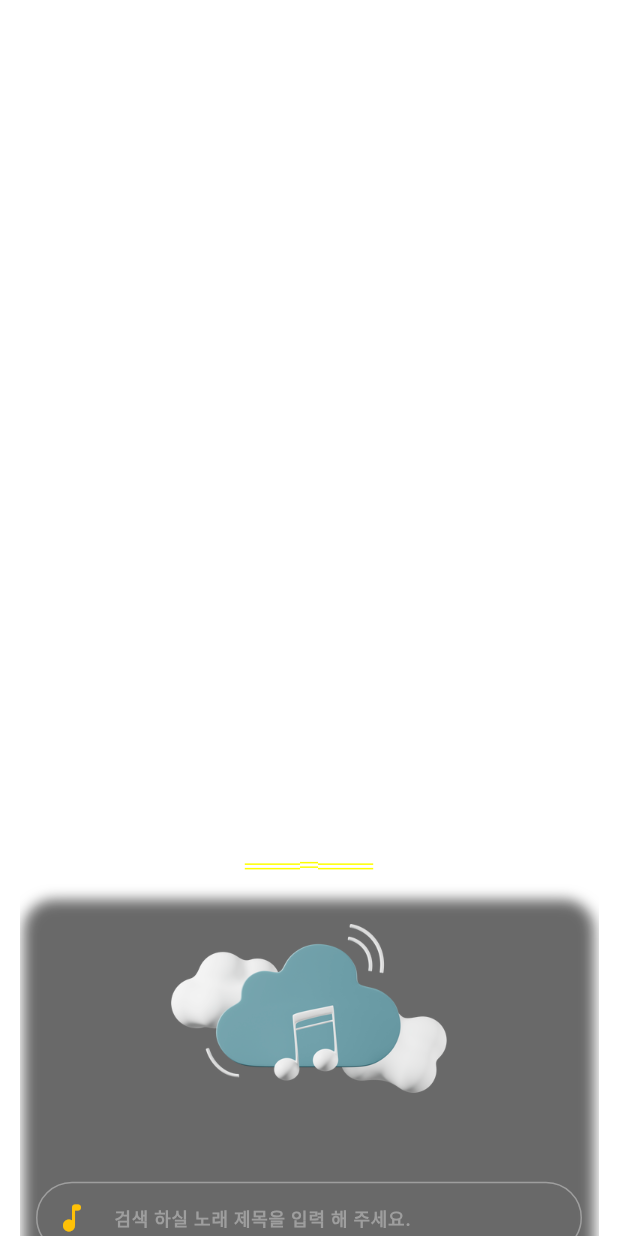
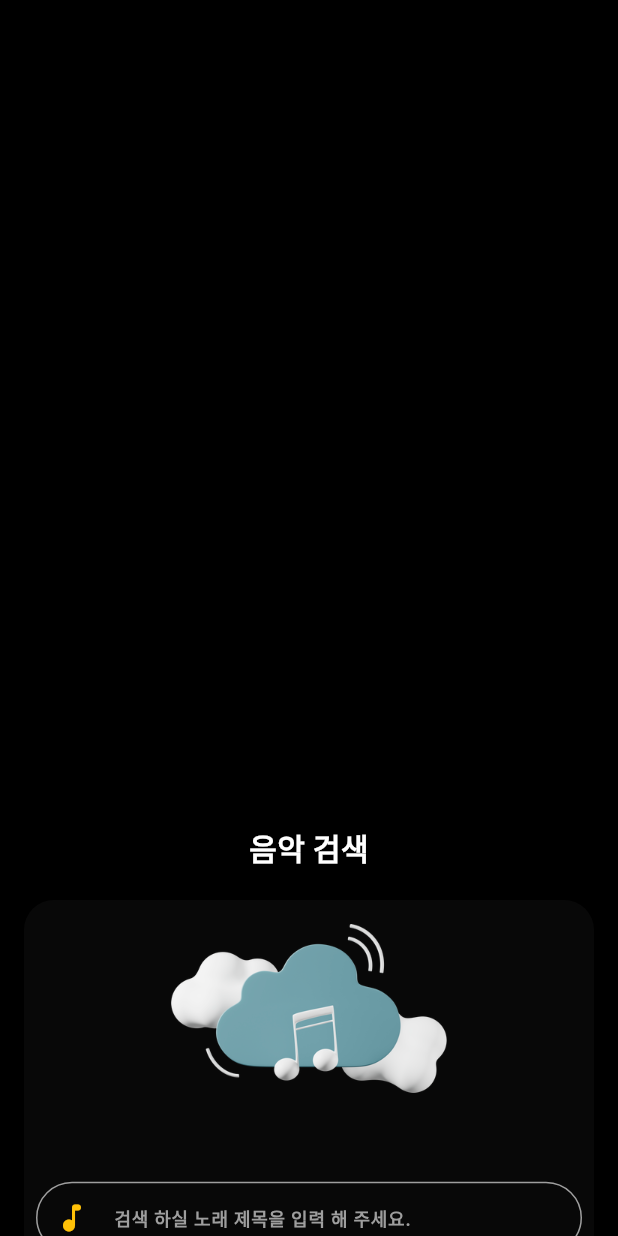
Before and after one commit to Astrum93/Flutter_Music_Is_Life, a Flutter app: the MyScreen screen opened directly, after a tap on the "home" icon, on a phone screen of 412 x 824 dp. Run offline on Flutter 3.47's test engine with Material 3 defaults, Android fonts, the phone set to English and light mode, and no system bars; our stand-ins replace cloud_firestore, dotted_border, firebase_auth, firebase_core, firebase_messaging, firebase_storage and 3 more; missing offline and left inert: beautiful_soup_dart; accounts and stored records are empty; generated files the repository leaves out were written again; network calls fail.

Commit message:
240309 Home Screen Material로 감싸고ThemeData의 canvasColor 정의 후 에러 해결

```diff
--- a/lib/main/naspace.dart
+++ b/lib/main/naspace.dart
@@ -9,6 +9,7 @@ class NAspace extends StatelessWidget {
     return MaterialApp(
       debugShowCheckedModeBanner: false,
       theme: ThemeData(
+        canvasColor: Colors.black,
         appBarTheme: const AppBarTheme(
           backgroundColor: Colors.black,
           surfaceTintColor: Colors.black,
--- a/lib/main/tab/home/screen/home_screen.dart
+++ b/lib/main/tab/home/screen/home_screen.dart
@@ -48,7 +48,8 @@ class _HomeScreenState extends State<HomeScreen> with FirebaseAuthUser {
       stream: FirebaseAuth.instance.authStateChanges(),
       builder: (context, snapshot) {
         if (snapshot.hasData) {
-          return Padding(
+          return Material(
+            child: Padding(
               padding: const EdgeInsets.symmetric(horizontal: 13),
               child: SingleChildScrollView(
                 scrollDirection: Axis.vertical,
@@ -128,6 +129,7 @@ class _HomeScreenState extends State<HomeScreen> with FirebaseAuthUser {
                   ],
                 ),
               ),
+            ),
           );
         }
         return const WelcomeScreen();
```
Lines whose indentation alone changed are shown as unchanged.
